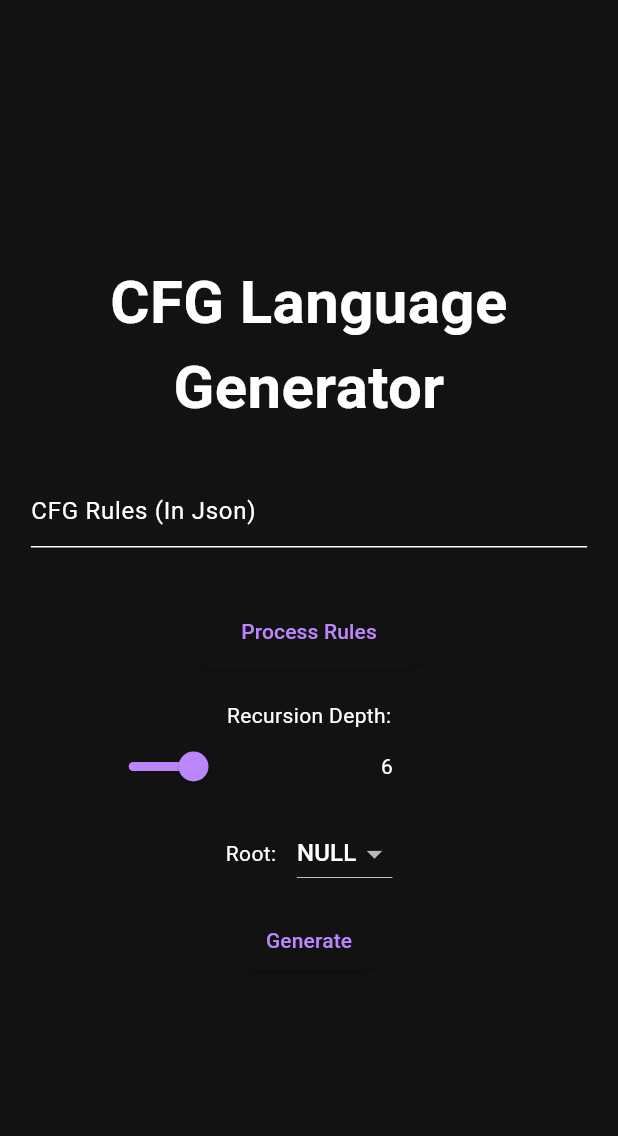
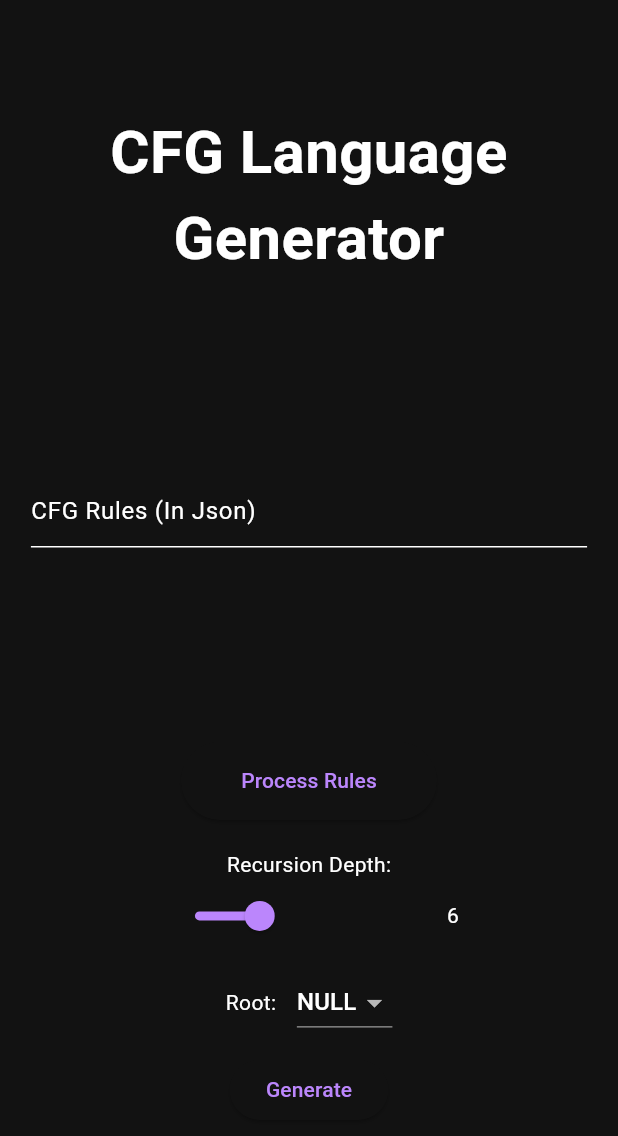
Before and after one commit to C41f0N/cfg_language_generator_flutter, a Flutter app: the screen it shows after launch, on a phone screen of 412 x 824 dp. Shown: the top 1136 px of the screen. Run offline on Flutter 3.47's test engine with Material 3 defaults, Android fonts, the phone set to English and light mode, and no system bars.

Commit message:
fixed scroll bug

```diff
--- a/lib/screens/home_screen.dart
+++ b/lib/screens/home_screen.dart
@@ -43,12 +43,16 @@ class _HomeScreenState extends State<HomeScreen> {
                   ),
                   SizedBox(height: 30),
 
-                  TextField(
-                    decoration: InputDecoration(
-                      hintText: "CFG Rules (In Json)",
+                  Container(
+                    alignment: Alignment.center,
+                    height: MediaQuery.of(context).size.height * 0.3,
+                    child: TextField(
+                      decoration: InputDecoration(
+                        hintText: "CFG Rules (In Json)",
+                      ),
+                      controller: prodRulesController,
+                      maxLines: null,
                     ),
-                    controller: prodRulesController,
-                    maxLines: null,
                   ),
                   SizedBox(height: 30),
                   ElevatedButton(
@@ -82,6 +86,7 @@ class _HomeScreenState extends State<HomeScreen> {
                     ),
 
                     child: Row(
+                      mainAxisAlignment: MainAxisAlignment.center,
                       children: [
                         Slider(
                           value: generator.maxDepth / 20,
```
